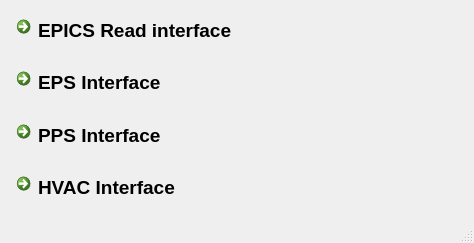
First picture: the form in myInterface/telaInicial.ui, repository semissatto2/Interface_files, before the edit.
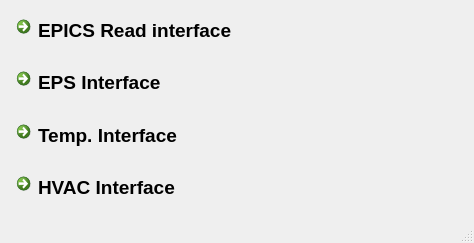
Second picture: the form after the edit. Icons and pictures are not drawn.

Diff of the .ui file:
```diff
--- a/myInterface/telaInicial.ui
+++ b/myInterface/telaInicial.ui
@@ -96,7 +96,7 @@
          </font>
         </property>
         <property name="text">
-         <string>PPS Interface</string>
+         <string>Temp. Interface</string>
         </property>
        </widget>
       </item>
```
Left out of the diff: 2 changed lines with no effect on the pictures.
